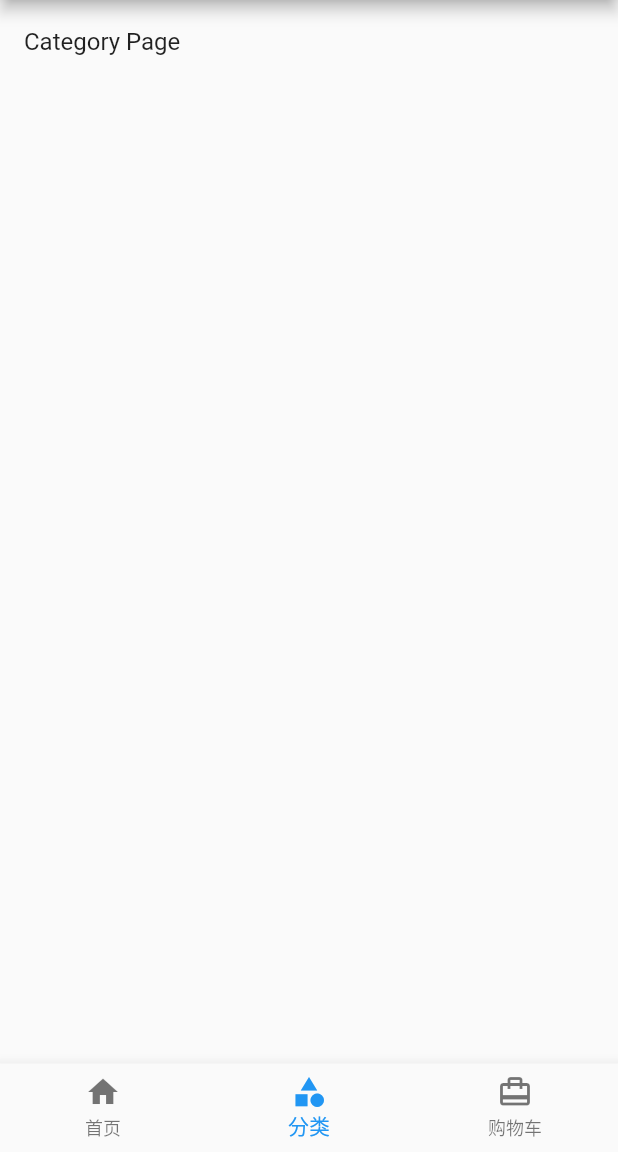
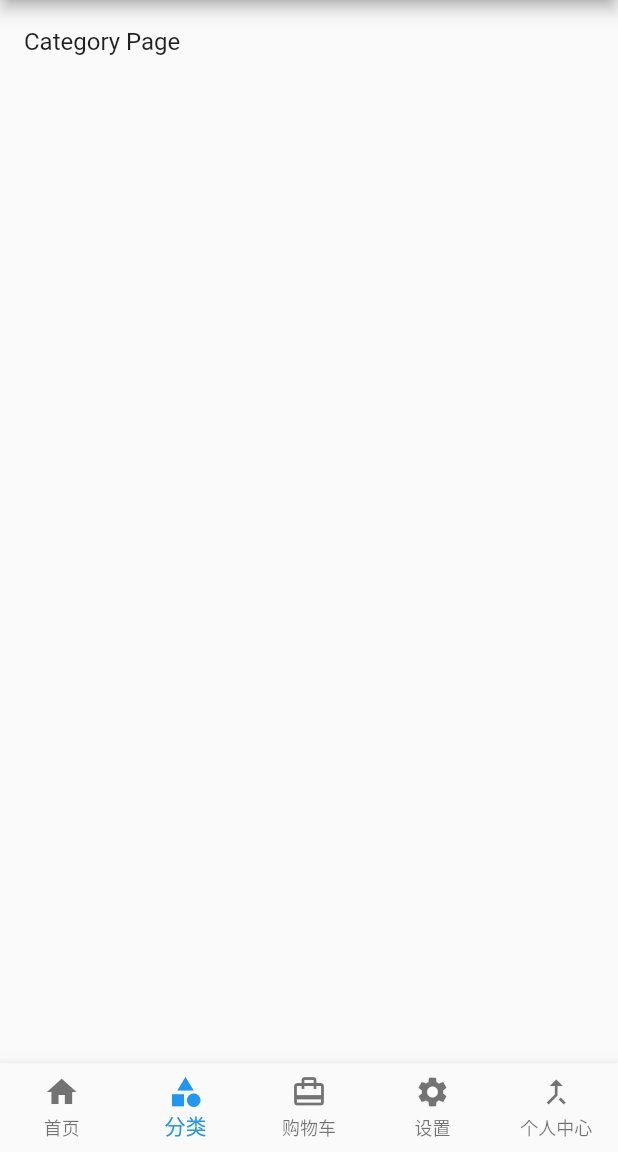
Before and after one commit to quadrant26/flutter_widget, a Flutter app: the Tabs screen opened directly, item 2 of the bottom bar chosen, on a phone screen of 412 x 824 dp, the part 84-1236 px from its top. Run offline on Flutter 3.47's test engine with Material 2 defaults, Android fonts, the phone set to English and light mode, and no system bars.

Commit message:
type: BottomNavigationBarType.fixed

```diff
--- a/flutter_app01/lib/pages/Tabs.dart
+++ b/flutter_app01/lib/pages/Tabs.dart
@@ -27,6 +27,7 @@ class _TabsState extends State<Tabs> {
         body: this._pageList[this._currentIndex],
         bottomNavigationBar: BottomNavigationBar(
           currentIndex: this._currentIndex,
+          type: BottomNavigationBarType.fixed, // 配置底部按钮有多个按钮
           onTap: (int index){
             setState(() {
               this._currentIndex = index;
@@ -45,6 +46,14 @@ class _TabsState extends State<Tabs> {
             BottomNavigationBarItem(
               icon: Icon(Icons.card_travel),
               title: Text('购物车')
+            ),
+            BottomNavigationBarItem(
+              icon: Icon(Icons.settings),
+              title: Text('设置')
+            ),
+            BottomNavigationBarItem(
+              icon: Icon(Icons.merge_type),
+              title: Text('个人中心')
             )
           ]
         ),
```
